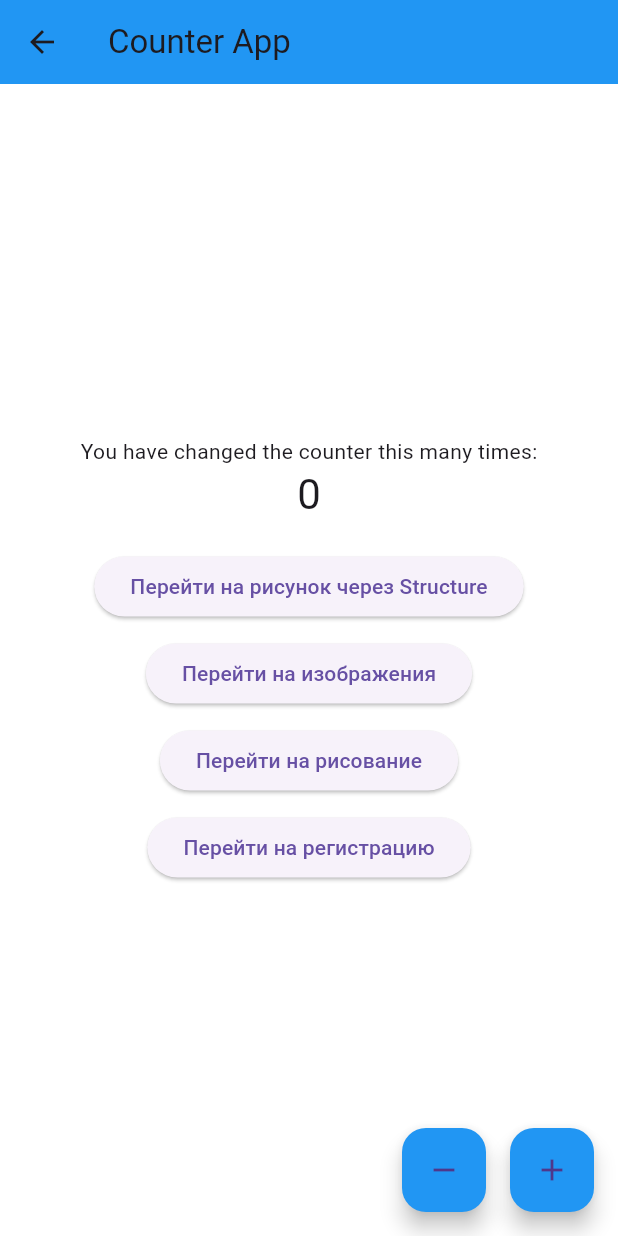
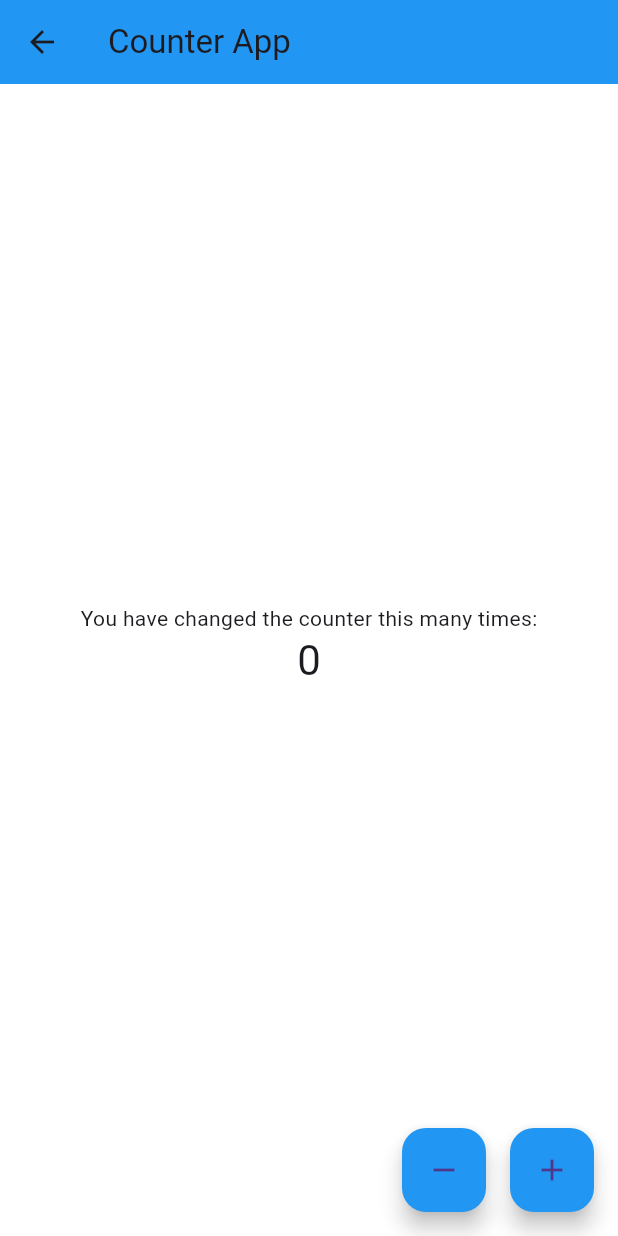
Before and after one commit to MartNadia/my_flutter, a Flutter app: the Counter screen opened directly, on a phone screen of 412 x 824 dp. Run offline on Flutter 3.47's test engine with Material 3 defaults, Android fonts, the phone set to English and light mode, and no system bars; our stand-ins replace supabase_flutter; accounts and stored records are empty.

Commit message:
Update counter.dart

```diff
--- a/lib/counter.dart
+++ b/lib/counter.dart
@@ -58,33 +58,6 @@ class _CounterState extends State<Counter> {
               style: Theme.of(context).textTheme.headlineMedium,
             ),
             const SizedBox(height: 20),
-            ElevatedButton(
-              onPressed: () {
-                Navigator.pushNamed(context, '/structure');
-              },
-              child: const Text('Перейти на рисунок через Structure'),
-            ),
-            const SizedBox(height: 10),
-            ElevatedButton(
-              onPressed: () {
-                Navigator.pushNamed(context, '/images');
-              },
-              child: const Text('Перейти на изображения'),
-            ),
-            const SizedBox(height: 10),
-            ElevatedButton(
-              onPressed: () {
-                Navigator.pushNamed(context, '/drawing');
-              },
-              child: const Text('Перейти на рисование'),
-            ),
-            const SizedBox(height: 10),
-            ElevatedButton(
-              onPressed: () {
-                Navigator.pushNamed(context, '/supabase');
-              },
-              child: const Text('Перейти на регистрацию'),
-            ),
           ],
         ),
       ),
```
